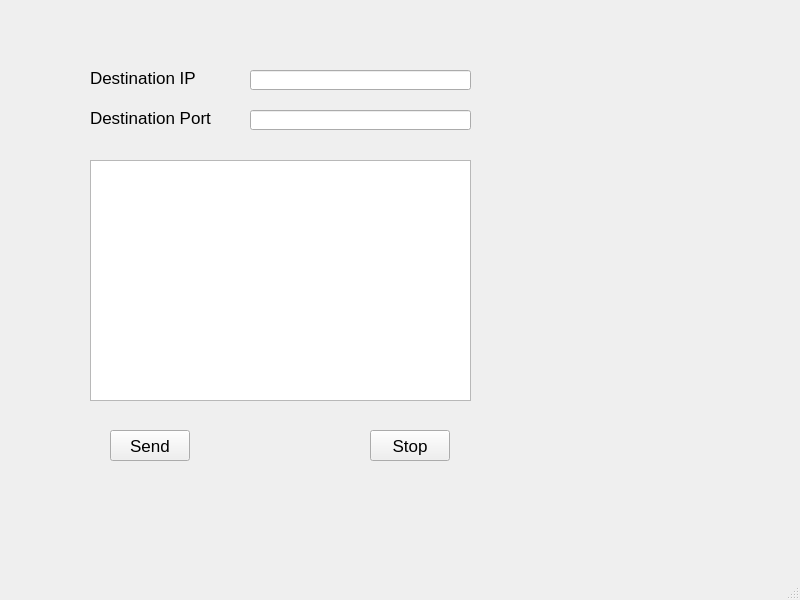
Old version of the form mainwindow.ui in the repository DIWEIKA/QtDemo_UDP_v2.2.4.
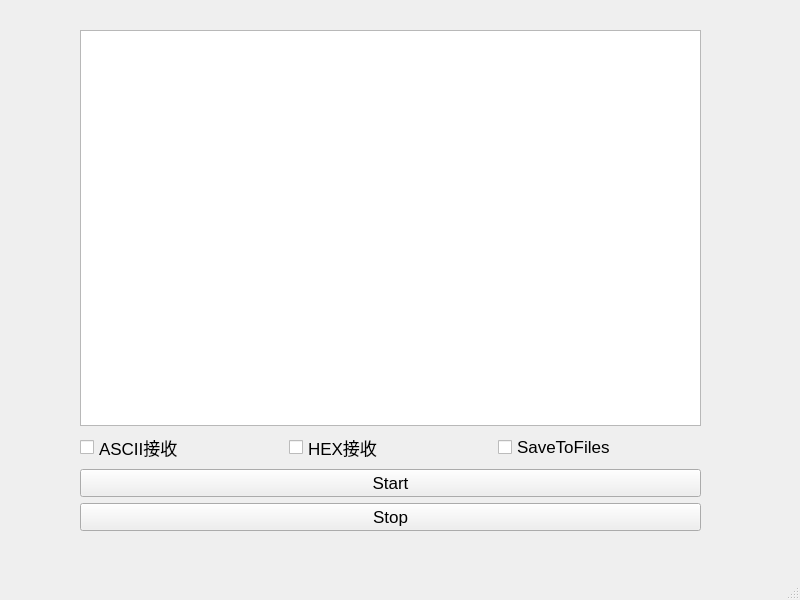
New version of the form.

Patch:
```diff
--- a/mainwindow.ui
+++ b/mainwindow.ui
@@ -19,92 +19,59 @@
    <string>MainWindow</string>
   </property>
   <widget class="QWidget" name="centralwidget">
-   <widget class="QLabel" name="label">
+   <widget class="QWidget" name="">
     <property name="geometry">
      <rect>
-      <x>90</x>
-      <y>70</y>
-      <width>191</width>
-      <height>16</height>
+      <x>80</x>
+      <y>30</y>
+      <width>621</width>
+      <height>501</height>
      </rect>
     </property>
-    <property name="font">
-     <font>
-      <pointsize>13</pointsize>
-     </font>
-    </property>
+    <layout class="QVBoxLayout" name="verticalLayout">
+     <item>
+      <widget class="QPlainTextEdit" name="textEdit_Msg"/>
+     </item>
+     <item>
+      <layout class="QHBoxLayout" name="horizontalLayout">
+       <item>
+        <widget class="QCheckBox" name="checkBox_ASCII">
     <property name="text">
-     <string>Destination IP</string>
-    </property>
-   </widget>
-   <widget class="QLabel" name="label_2">
-    <property name="geometry">
-     <rect>
-      <x>90</x>
-      <y>110</y>
-      <width>191</width>
-      <height>16</height>
-     </rect>
-    </property>
+          <string>ASCII接收</string>
+         </property>
+        </widget>
+       </item>
+       <item>
+        <widget class="QCheckBox" name="checkBox_Hex">
     <property name="text">
-     <string>Destination Port</string>
-    </property>
-   </widget>
-   <widget class="QLineEdit" name="lineEdit_Ip">
-    <property name="geometry">
-     <rect>
-      <x>250</x>
-      <y>70</y>
-      <width>221</width>
-      <height>20</height>
-     </rect>
-    </property>
-   </widget>
-   <widget class="QLineEdit" name="lineEdit_Port">
-    <property name="geometry">
-     <rect>
-      <x>250</x>
-      <y>110</y>
-      <width>221</width>
-      <height>20</height>
-     </rect>
-    </property>
-   </widget>
-   <widget class="QPushButton" name="pushButton_Send">
-    <property name="geometry">
-     <rect>
-      <x>110</x>
-      <y>430</y>
-      <width>80</width>
-      <height>31</height>
-     </rect>
-    </property>
+          <string>HEX接收</string>
+         </property>
+        </widget>
+       </item>
+       <item>
+        <widget class="QCheckBox" name="checkBox_Save">
+         <property name="text">
+          <string>SaveToFiles</string>
+         </property>
+        </widget>
+       </item>
+      </layout>
+     </item>
+     <item>
+      <widget class="QPushButton" name="pushButton_Start">
     <property name="text">
-     <string>Send</string>
-    </property>
-   </widget>
+        <string>Start</string>
+       </property>
+      </widget>
+     </item>
+     <item>
    <widget class="QPushButton" name="pushButton_Stop">
-    <property name="geometry">
-     <rect>
-      <x>370</x>
-      <y>430</y>
-      <width>80</width>
-      <height>31</height>
-     </rect>
-    </property>
     <property name="text">
      <string>Stop</string>
     </property>
    </widget>
-   <widget class="QPlainTextEdit" name="textEdit_Msg">
-    <property name="geometry">
-     <rect>
-      <x>90</x>
-      <y>160</y>
-      <width>381</width>
-      <height>241</height>
-     </rect>
-    </property>
+     </item>
+    </layout>
    </widget>
   </widget>
   <widget class="QMenuBar" name="menubar">
```
Lines whose indentation alone changed are shown as unchanged.
